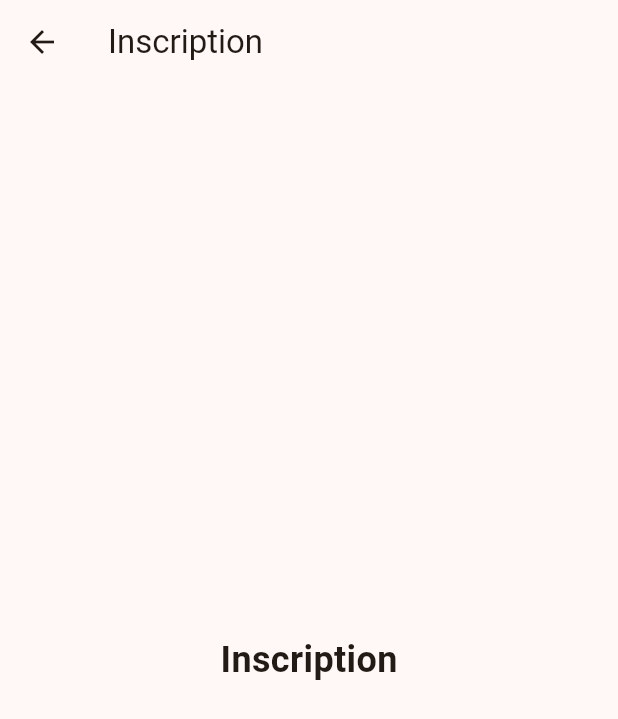
After one commit to yacoubaMaiga/occasio-frontend, a Flutter app: the screen it shows after launch, after a tap on "Créer un compte", on a phone screen of 412 x 824 dp. The commit adds this screen. Shown: the top 719 px of the screen. Run offline on Flutter 3.47's test engine with Material 3 defaults, Android fonts, the phone set to English and light mode, and no system bars.

Commit message:
Feat: Implement registration, login screens and navigation from onboarding

```diff
--- a/lib/main.dart
+++ b/lib/main.dart
@@ -1,6 +1,8 @@
 import 'package:flutter/material.dart';
 import 'package:occasio/screen/home_screen.dart';
 import 'package:occasio/screen/onboarding_screen.dart';
+import 'package:occasio/screen/registration_screen.dart';
+import 'package:occasio/screen/login_screen.dart';
 
 void main() {
   runApp(const MyApp());
@@ -22,6 +24,8 @@ class MyApp extends StatelessWidget {
       routes: {
         '/': (context) => const OnboardingScreen(),
         '/home': (context) => const HomeScreen(),
+        '/inscription': (context) => const RegistrationScreen(),
+        '/connexion': (context) => const LoginScreen(),
       },
     );
   }
--- /dev/null
+++ b/lib/screen/registration_screen.dart
@@ -0,0 +1,20 @@
+import 'package:flutter/material.dart';
+
+class RegistrationScreen extends StatelessWidget {
+  const RegistrationScreen({super.key});
+
+  @override
+  Widget build(BuildContext context) {
+    return Scaffold(
+      appBar: AppBar(
+        title: const Text('Inscription'),
+      ),
+      body: const Center(
+        child: Text(
+          'Inscription',
+          style: TextStyle(fontSize: 24, fontWeight: FontWeight.bold),
+        ),
+      ),
+    );
+  }
+}
```
Also changed, not shown: lib/screen/login_screen.dart (added, +20 -0 lines), lib/screen/onboarding_screen.dart (+102 -10 lines).
